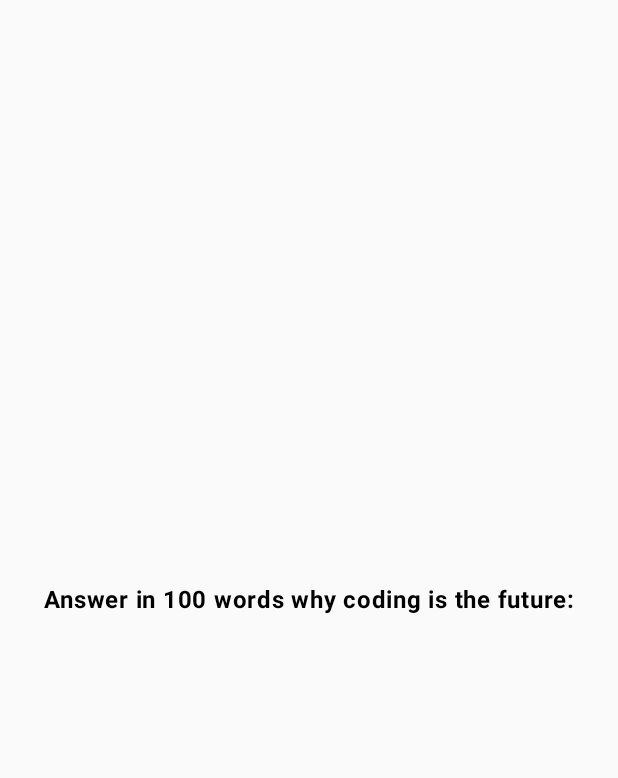
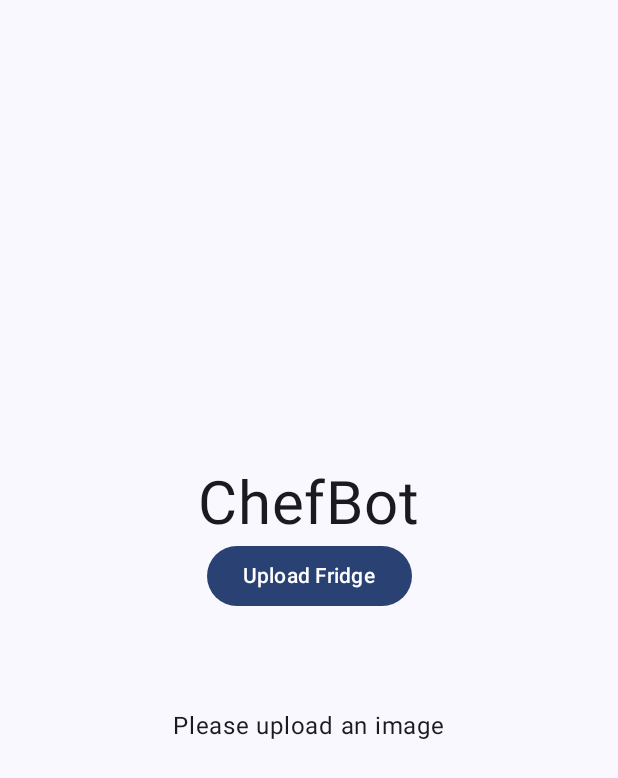
Before and after one commit to Komputer24/ChefBot3, an Android app built with Jetpack Compose: the screen it shows after launch (MainActivity), on a phone screen of 412 x 824 dp. Shown: the top 778 px of the screen. Run offline under Robolectric (Android 15) with nearby library versions, the phone set to English and light mode, and no system bars; libraries missing offline, so code that uses them is left out: com.google.ai.client.

Commit message:
Almost Done

```diff
--- a/app/build.gradle.kts
+++ b/app/build.gradle.kts
@@ -51,6 +51,11 @@ android {
 
 dependencies {
 
+    implementation("androidx.activity:activity-compose:1.3.1")
+    implementation("androidx.compose.ui:ui:1.0.3")
+    implementation("androidx.compose.material3:material3:1.0.0-alpha01")
+    implementation("androidx.lifecycle:lifecycle-runtime-ktx:2.3.1")
+    implementation("com.github.bumptech.glide:glide:4.14.2")
     implementation(libs.androidx.core.ktx)
     implementation(libs.androidx.lifecycle.runtime.ktx)
     implementation(libs.androidx.activity.compose)
--- a/app/src/main/AndroidManifest.xml
+++ b/app/src/main/AndroidManifest.xml
@@ -1,7 +1,7 @@
 <?xml version="1.0" encoding="utf-8"?>
 <manifest xmlns:android="http://schemas.android.com/apk/res/android"
     xmlns:tools="http://schemas.android.com/tools">
-
+    <uses-permission android:name="android.permission.READ_EXTERNAL_STORAGE"/>
     <application
         android:allowBackup="true"
         android:dataExtractionRules="@xml/data_extraction_rules"
@@ -22,6 +22,7 @@
 
                 <category android:name="android.intent.category.LAUNCHER" />
             </intent-filter>
+
         </activity>
     </application>
 
--- a/app/src/main/java/com/example/chefbot3/MainActivity.kt
+++ b/app/src/main/java/com/example/chefbot3/MainActivity.kt
@@ -1,36 +1,39 @@
 package com.example.chefbot3
 
+import android.graphics.Bitmap
+import android.graphics.BitmapFactory
+import android.net.Uri
 import android.os.Bundle
 import androidx.activity.ComponentActivity
+import androidx.activity.compose.rememberLauncherForActivityResult
 import androidx.activity.compose.setContent
 import androidx.activity.enableEdgeToEdge
-import androidx.compose.foundation.layout.Arrangement
-import androidx.compose.foundation.layout.Column
-import androidx.compose.foundation.layout.Row
-import androidx.compose.foundation.layout.fillMaxSize
-import androidx.compose.foundation.layout.fillMaxWidth
-import androidx.compose.foundation.layout.padding
+import androidx.activity.result.contract.ActivityResultContracts
+import androidx.compose.foundation.Image
+import androidx.compose.foundation.layout.*
+import androidx.compose.material3.Button
 import androidx.compose.material3.Scaffold
 import androidx.compose.material3.Text
-import androidx.compose.runtime.Composable
-import androidx.compose.runtime.getValue
-import androidx.compose.runtime.mutableStateOf
-import androidx.compose.runtime.remember
-import androidx.compose.runtime.setValue
+import androidx.compose.runtime.*
 import androidx.compose.ui.Alignment
 import androidx.compose.ui.Modifier
-import androidx.compose.ui.text.font.FontWeight
-import androidx.compose.ui.tooling.preview.Preview
+import androidx.compose.ui.graphics.asImageBitmap
+import androidx.compose.ui.layout.ContentScale
+import androidx.compose.ui.platform.LocalContext
+import androidx.compose.ui.unit.dp
+import androidx.compose.ui.unit.sp
 import com.example.chefbot3.ui.theme.ChefBot3Theme
 import com.google.ai.client.generativeai.GenerativeModel
+import com.google.ai.client.generativeai.type.Content
+import com.google.ai.client.generativeai.type.content
 import kotlinx.coroutines.launch
 import kotlinx.coroutines.runBlocking
+import java.io.InputStream
 
 val generativeModel = GenerativeModel(
     // The Gemini 1.5 models are versatile and work with most use cases
     modelName = "gemini-1.5-flash",
     // Access your API key as a Build Configuration variable (see "Set up your API key" above)
-    //apiKey = BuildConfig.apiKey
     apiKey = "AIzaSyBcKg4EkH_R1c3P2BbNKrCBFwhluiE6ncw"
 )
 
@@ -40,42 +43,83 @@ class MainActivity : ComponentActivity() {
         enableEdgeToEdge()
         setContent {
             ChefBot3Theme {
-                var generatedText by remember { mutableStateOf("Loading...") }
-                val prompt = "Answer in 100 words why coding is the future:"
+                var generatedText by remember { mutableStateOf("Please upload an image") }
+                var imageUri by remember { mutableStateOf<Uri?>(null) }
+                var bitmap by remember { mutableStateOf<Bitmap?>(null) }
+                val context = LocalContext.current
 
-                runBlocking {
-                    launch {
-                        generatedText = geminiGeneration(prompt).toString()
+                val launcher = rememberLauncherForActivityResult(ActivityResultContracts.GetContent()) { uri: Uri? ->
+                    imageUri = uri
+                    uri?.let {
+                        val inputStream: InputStream? = context.contentResolver.openInputStream(uri)
+                        bitmap = BitmapFactory.decodeStream(inputStream)
                     }
                 }
-                Column(
-                    modifier = Modifier.fillMaxSize(),
-                    horizontalAlignment = Alignment.CenterHorizontally,
-                    verticalArrangement = Arrangement.Center
-                ) {
-                    Row(
-                        horizontalArrangement = Arrangement.Center,
-                        modifier = Modifier.fillMaxWidth(),
-                    ) {
-                        Text(
-                            text = prompt,
-                            fontWeight = FontWeight.Bold
-                        )
+
+                Scaffold(
+                    content = {
+                        Column(
+                            modifier = Modifier
+                                .padding(it)
+                                .fillMaxSize()
+                                .padding(16.dp),
+                            verticalArrangement = Arrangement.Center,
+                            horizontalAlignment = Alignment.CenterHorizontally
+                        ) {
+                            Text(
+                                text = "ChefBot",
+                                fontSize = 40.sp,
+                            )
+
+                            Button(onClick = { launcher.launch("image/*") }) {
+                                Text(text = "Upload Fridge")
+                            }
+
+                            Spacer(modifier = Modifier.height(16.dp))
+
+                            bitmap?.let {
+                                Image(
+                                    bitmap = it.asImageBitmap(),
+                                    contentDescription = null,
+                                    modifier = Modifier
+                                        .size(200.dp)
+                                        .padding(16.dp),
+                                    contentScale = ContentScale.Crop
+                                )
+                            }
+
+                            Spacer(modifier = Modifier.height(16.dp))
+
+                            if (bitmap != null) {
+                                Button(onClick = {
+                                    runBlocking {
+                                        launch {
+                                            val inputContent = content {
+                                                image(bitmap!!)
+                                                text("If the image you get is of the inside of a fridge, then reply with a possible recipe the person could make with the contents, if its anything else describe the image in 30 words")
+                                            }
+                                            generatedText = geminiGeneration(inputContent).toString()
+                                        }
+                                    }
+                                }) {
+                                    Text(text = "Get Recipe!")
+                                }
+                            }
+
+                            Spacer(modifier = Modifier.height(16.dp))
+
+                            Text(
+                                text = generatedText,
+                                modifier = Modifier.padding(16.dp)
+                            )
+                        }
                     }
-                    Row(
-                        horizontalArrangement = Arrangement.Center,
-                        modifier = Modifier.fillMaxWidth()
-                    ) {
-                        Text(
-                            text = generatedText
-                        )
-                    }
-                }
+                )
             }
         }
     }
 
-    private suspend fun geminiGeneration(prompt: String): String? {
+    private suspend fun geminiGeneration(prompt: Content): String? {
         val response = generativeModel.generateContent(prompt)
         return response.text
     }
```
Also changed, not shown: app/src/main/res/drawable/banner.png (added), app/src/main/res/drawable/banner2.png (added), app/src/main/res/drawable/donut.jpeg (added), app/src/main/res/drawable/icon2.png (added), app/src/main/res/drawable/teninch.webp (added), app/src/main/res/drawable/teninchv2.jpg (added).
